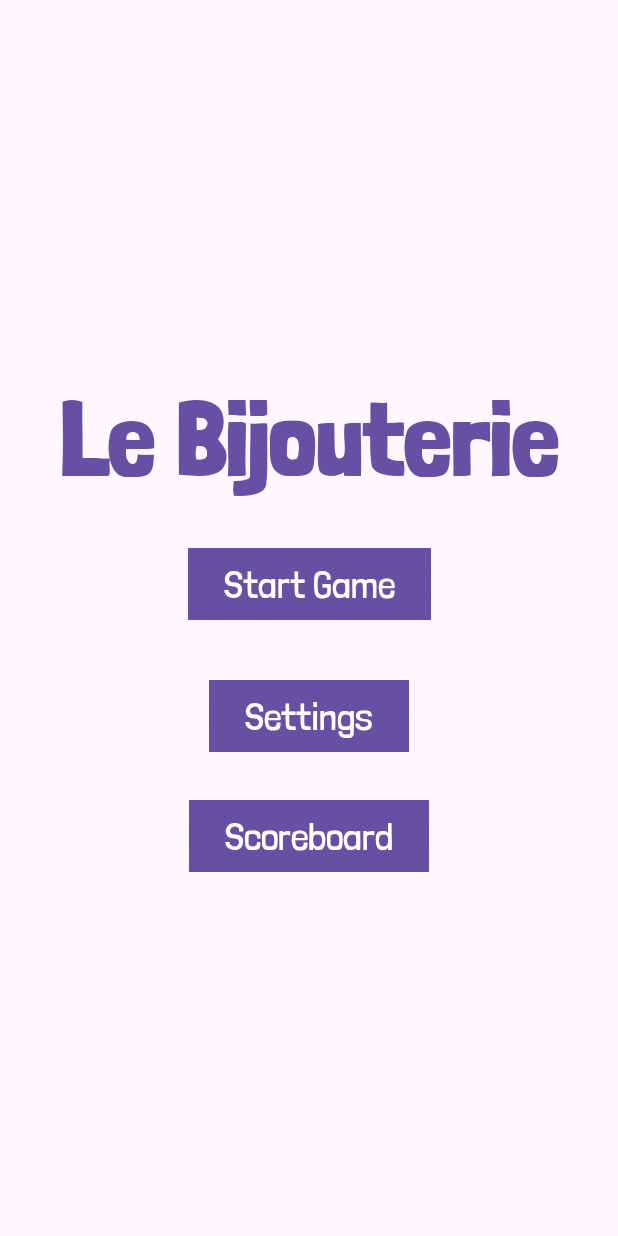
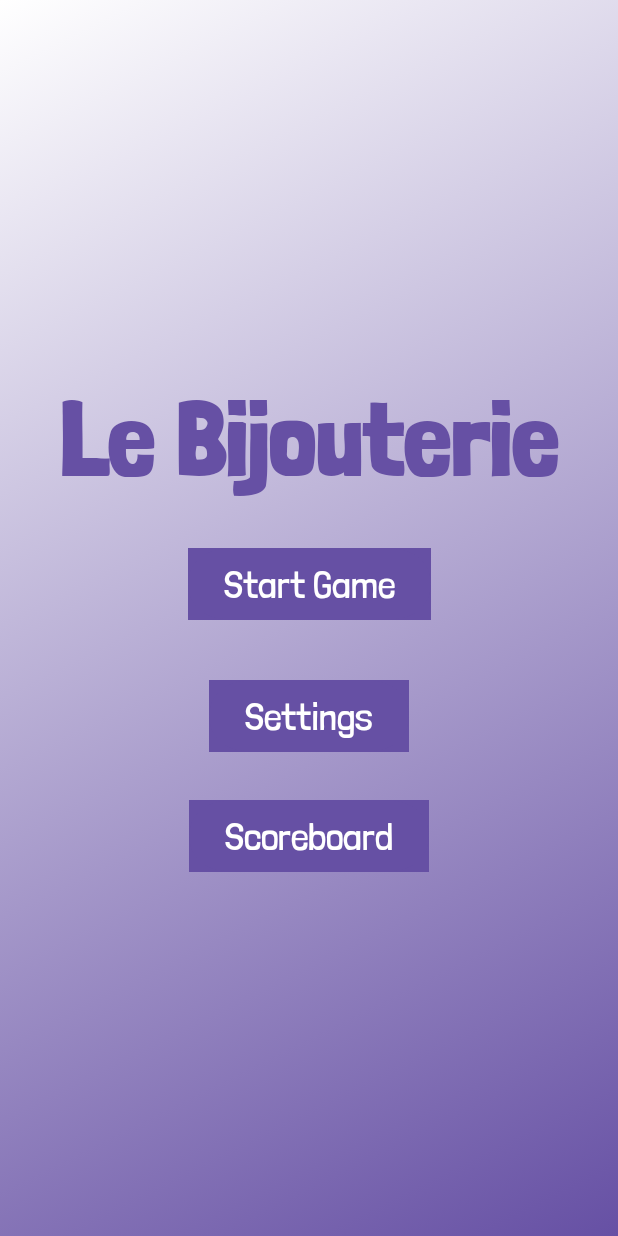
Before and after one commit to TVT22KMO-GROUP-8/BejeveledMobileGame, an Android app built with Jetpack Compose: the screen it shows after launch (MainActivity), on a phone screen of 412 x 824 dp. Run offline under Robolectric (Android 15) with nearby library versions, the phone set to English and light mode, and no system bars; our stand-ins replace Firebase (no records; nobody signed in at launch, a user with empty details on screens opened directly), Room's generated code.

Commit message:
Säädetty värejä ja lisätty gradient tausta aloitusmenuun.

```diff
--- a/app/src/main/java/com/example/bejeweled/ui/StartMenu.kt
+++ b/app/src/main/java/com/example/bejeweled/ui/StartMenu.kt
@@ -63,12 +63,12 @@ fun StartMenu(
     }
 
     // Define your start menu UI here
-    BejeweledTheme(selectedTheme = settings.theme) {
+    BejeweledTheme(selectedTheme = settings.theme) {gradient ->
         val colorScheme = MaterialTheme.colorScheme
     Column(
         modifier = modifier
             .fillMaxSize()
-            .background(color = colorScheme.background),
+            .background(gradient),
         verticalArrangement = Arrangement.Center,
         horizontalAlignment = Alignment.CenterHorizontally
     ) {
--- a/app/src/main/java/com/example/bejeweled/ui/theme/Color.kt
+++ b/app/src/main/java/com/example/bejeweled/ui/theme/Color.kt
@@ -36,7 +36,7 @@ val square_light = Color.White
 val square_dark = Color(0xFFBCC0C0)
 
 val gradientLight = Brush.linearGradient(
-    colors = listOf(Purple40, Color.White, DarkRed),
+    colors = listOf(Color.White, Purple40),
 )
 
 val gradientDark = Brush.linearGradient(
```
